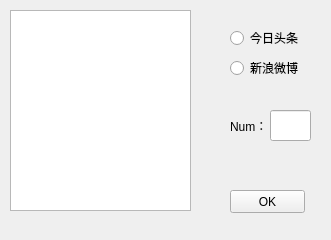
Qt form lks.ui (vrteye/gui-cycle) before a commit.
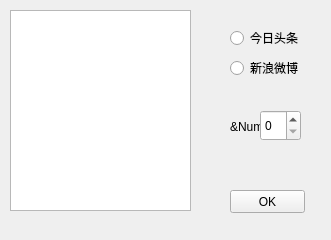
The same form after that commit.

```diff
--- a/lks.ui
+++ b/lks.ui
@@ -51,19 +51,6 @@
    <property name="text">
     <string>&amp;Num：</string>
    </property>
-   <property name="buddy">
-    <cstring>lineEdit1</cstring>
-   </property>
-  </widget>
-  <widget class="QLineEdit" name="lineEdit1">
-   <property name="geometry">
-    <rect>
-     <x>270</x>
-     <y>110</y>
-     <width>41</width>
-     <height>31</height>
-    </rect>
-   </property>
   </widget>
   <widget class="QTextBrowser" name="textBrowser1">
    <property name="geometry">
@@ -88,6 +75,16 @@
     <string>OK</string>
    </property>
   </widget>
+  <widget class="QSpinBox" name="spinBox">
+   <property name="geometry">
+    <rect>
+     <x>260</x>
+     <y>110</y>
+     <width>41</width>
+     <height>31</height>
+    </rect>
+   </property>
+  </widget>
  </widget>
  <resources/>
  <connections>
```
Left out of the diff: 19 changed lines with no effect on the pictures.
